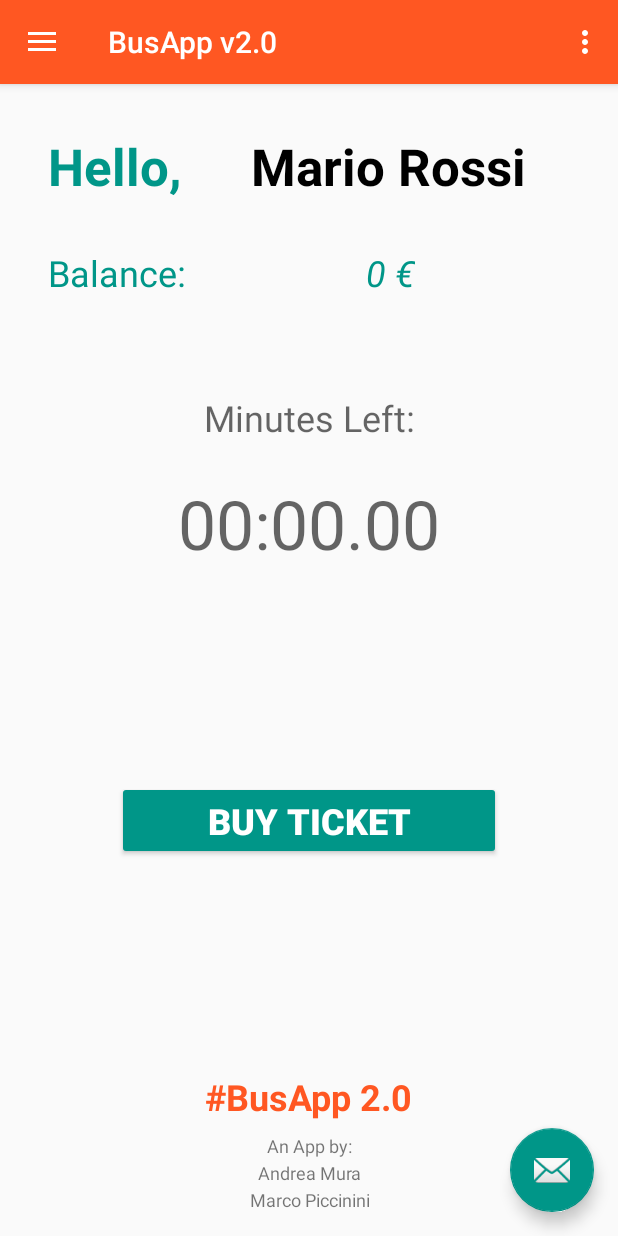
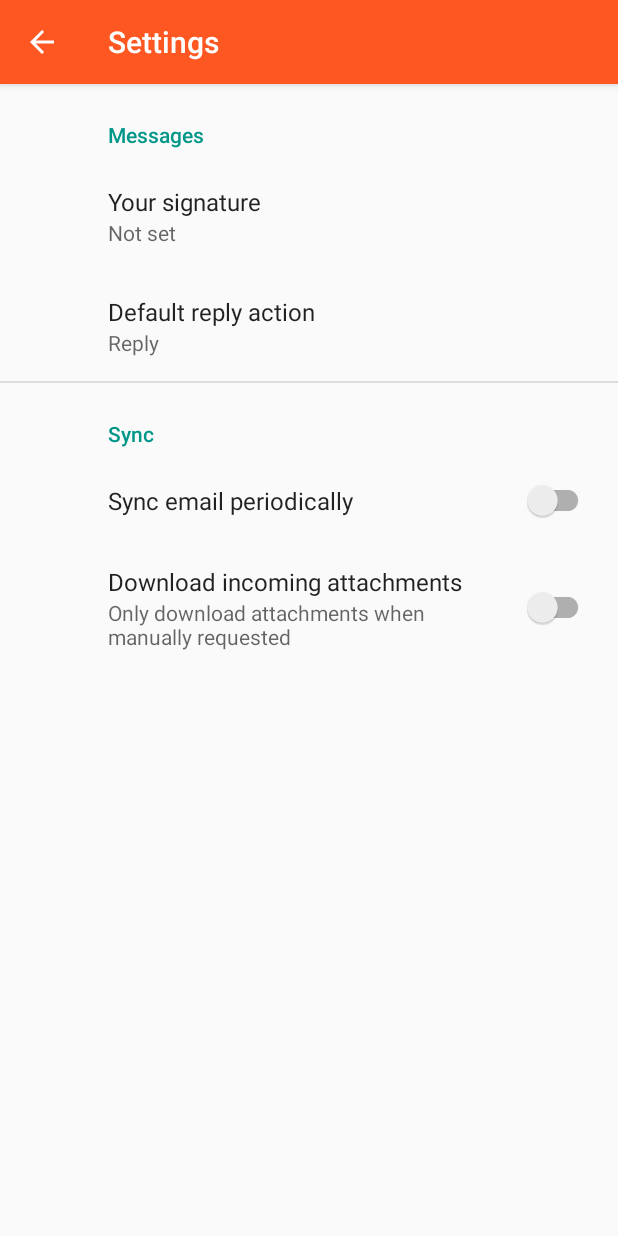
Before and after one commit to ciccio1992/BUSApp2.0, an Android app: the screen it shows after launch (MainActivity before the commit, SettingsActivity after it), in the options menu, after a tap on "Settings", on a phone screen of 412 x 824 dp. Run offline under Robolectric (Android 15) with nearby library versions, the phone set to English and light mode, and no system bars; our stand-ins replace androidx.preference.

Commit message:
Added settings

```diff
--- a/app/build.gradle
+++ b/app/build.gradle
@@ -27,6 +27,7 @@ dependencies {
     implementation 'androidx.legacy:legacy-support-v4:1.0.0'
     implementation 'com.google.android.material:material:1.0.0'
     implementation 'androidx.constraintlayout:constraintlayout:1.1.3'
+    implementation 'androidx.preference:preference:1.1.0-beta01'
     testImplementation 'junit:junit:4.13-beta-3'
     androidTestImplementation 'androidx.test:runner:1.1.0'
     androidTestImplementation 'androidx.test.espresso:espresso-core:3.1.0'
--- a/app/src/main/AndroidManifest.xml
+++ b/app/src/main/AndroidManifest.xml
@@ -19,27 +19,23 @@
         android:supportsRtl="true"
         android:theme="@style/AppTheme"
         tools:ignore="GoogleAppIndexingWarning">
-
+        <activity
+            android:name=".SettingsActivity"
+            android:label="@string/title_activity_settings"></activity>
         <activity
             android:name=".ShareActivity"
             android:label="@string/title_activity_share"
             android:theme="@style/AppTheme.NoActionBar" />
-
         <activity
             android:name=".HistoryActivity"
             android:label="@string/title_activity_history"
             android:theme="@style/AppTheme.NoActionBar" />
-
         <activity
             android:name=".ToolsActivity"
             android:label="@string/title_activity_tools"
             android:theme="@style/AppTheme.NoActionBar" />
-
         <activity android:name=".PaymentDetails" />
-
         <activity android:name=".TopupActivity" />
-
-
         <activity
             android:name=".MainActivity"
             android:label="@string/app_name"
@@ -68,12 +64,10 @@
             android:name=".BackgroundService"
             android:enabled="true"
             android:exported="true" />
-
         <service
             android:name=".WifiLoopTimer"
             android:enabled="true"
             android:exported="true" />
-
     </application>
 
 </manifest>
--- a/app/src/main/java/com/example/busapp20/MainActivity.java
+++ b/app/src/main/java/com/example/busapp20/MainActivity.java
@@ -98,6 +98,7 @@ public class MainActivity extends AppCompatActivity
 
         //noinspection SimplifiableIfStatement
         if (id == R.id.action_settings) {
+            openSettings();
             return true;
         }
 
@@ -191,6 +192,10 @@ public class MainActivity extends AppCompatActivity
         startActivity(intent);
     }
 
+    public void openSettings(){
+        Intent intent = new Intent(this, SettingsActivity.class);
+        startActivity(intent);
+    }
 }
 
 /*
--- /dev/null
+++ b/app/src/main/java/com/example/busapp20/SettingsActivity.java
@@ -0,0 +1,31 @@
+package com.example.busapp20;
+
+import android.os.Bundle;
+
+import androidx.appcompat.app.ActionBar;
+import androidx.appcompat.app.AppCompatActivity;
+import androidx.preference.PreferenceFragmentCompat;
+
+public class SettingsActivity extends AppCompatActivity {
+
+    @Override
+    protected void onCreate(Bundle savedInstanceState) {
+        super.onCreate(savedInstanceState);
+        setContentView(R.layout.activity_settings);
+        getSupportFragmentManager()
+                .beginTransaction()
+                .replace(R.id.settings, new SettingsFragment())
+                .commit();
+        ActionBar actionBar = getSupportActionBar();
+        if (actionBar != null) {
+            actionBar.setDisplayHomeAsUpEnabled(true);
+        }
+    }
+
+    public static class SettingsFragment extends PreferenceFragmentCompat {
+        @Override
+        public void onCreatePreferences(Bundle savedInstanceState, String rootKey) {
+            setPreferencesFromResource(R.xml.root_preferences, rootKey);
+        }
+    }
+}
--- /dev/null
+++ b/app/src/main/res/layout/activity_settings.xml
@@ -0,0 +1,9 @@
+<LinearLayout xmlns:android="http://schemas.android.com/apk/res/android"
+    android:layout_width="match_parent"
+    android:layout_height="match_parent">
+
+    <FrameLayout
+        android:id="@+id/settings"
+        android:layout_width="match_parent"
+        android:layout_height="match_parent" />
+</LinearLayout>
--- /dev/null
+++ b/app/src/main/res/values/arrays.xml
@@ -0,0 +1,12 @@
+<resources>
+    <!-- Reply Preference -->
+    <string-array name="reply_entries">
+        <item>Reply</item>
+        <item>Reply to all</item>
+    </string-array>
+
+    <string-array name="reply_values">
+        <item>reply</item>
+        <item>reply_all</item>
+    </string-array>
+</resources>
--- a/app/src/main/res/values/strings.xml
+++ b/app/src/main/res/values/strings.xml
@@ -27,5 +27,21 @@
     <string name="busapp_2_0">#BusApp 2.0</string>
     <string name="an_app_by">An App by:\nAndrea Mura\nMarco Piccinini</string>
     <string name="username">Mario Rossi</string>
+    <string name="title_activity_settings">Settings</string>
+
+    <!-- Preference Titles -->
+    <string name="messages_header">Messages</string>
+    <string name="sync_header">Sync</string>
+
+    <!-- Messages Preferences -->
+    <string name="signature_title">Your signature</string>
+    <string name="reply_title">Default reply action</string>
+
+    <!-- Sync Preferences -->
+    <string name="sync_title">Sync email periodically</string>
+    <string name="attachment_title">Download incoming attachments</string>
+    <string name="attachment_summary_on">Automatically download attachments for incoming emails
+    </string>
+    <string name="attachment_summary_off">Only download attachments when manually requested</string>
 
 </resources>
--- /dev/null
+++ b/app/src/main/res/xml/root_preferences.xml
@@ -0,0 +1,51 @@
+<!--
+  ~ Copyright 2018 The app Open Source Project
+  ~
+  ~ Licensed under the Apache License, Version 2.0 (the "License");
+  ~ you may not use this file except in compliance with the License.
+  ~ You may obtain a copy of the License at
+  ~
+  ~      http://www.apache.org/licenses/LICENSE-2.0
+  ~
+  ~ Unless required by applicable law or agreed to in writing, software
+  ~ distributed under the License is distributed on an "AS IS" BASIS,
+  ~ WITHOUT WARRANTIES OR CONDITIONS OF ANY KIND, either express or implied.
+  ~ See the License for the specific language governing permissions and
+  ~ limitations under the License.
+  -->
+
+<androidx.preference.PreferenceScreen xmlns:app="http://schemas.android.com/apk/res-auto">
+
+    <PreferenceCategory app:title="@string/messages_header">
+
+        <EditTextPreference
+            app:key="signature"
+            app:title="@string/signature_title"
+            app:useSimpleSummaryProvider="true" />
+
+        <ListPreference
+            app:defaultValue="reply"
+            app:entries="@array/reply_entries"
+            app:entryValues="@array/reply_values"
+            app:key="reply"
+            app:title="@string/reply_title"
+            app:useSimpleSummaryProvider="true" />
+
+    </PreferenceCategory>
+
+    <PreferenceCategory app:title="@string/sync_header">
+
+        <SwitchPreferenceCompat
+            app:key="sync"
+            app:title="@string/sync_title" />
+
+        <SwitchPreferenceCompat
+            app:dependency="sync"
+            app:key="attachment"
+            app:summaryOff="@string/attachment_summary_off"
+            app:summaryOn="@string/attachment_summary_on"
+            app:title="@string/attachment_title" />
+
+    </PreferenceCategory>
+
+</androidx.preference.PreferenceScreen>
```
